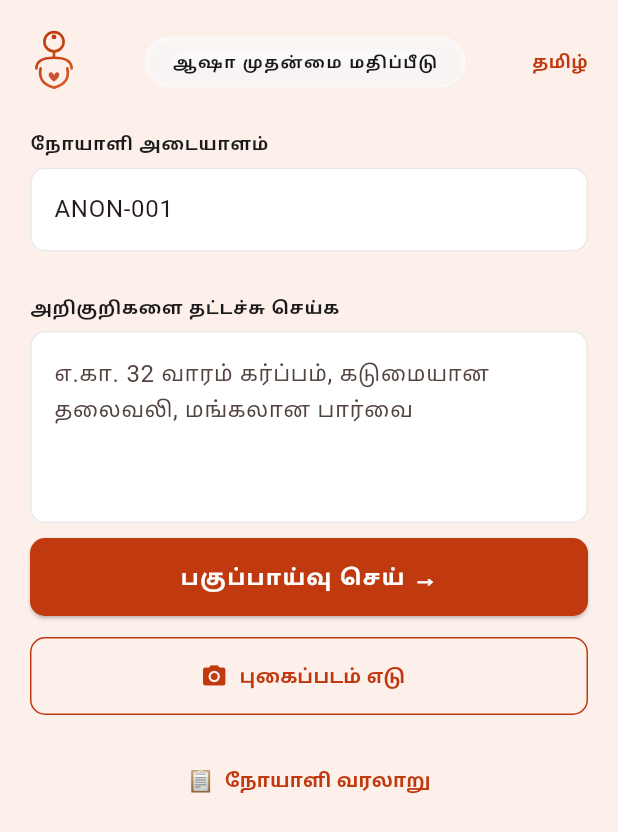
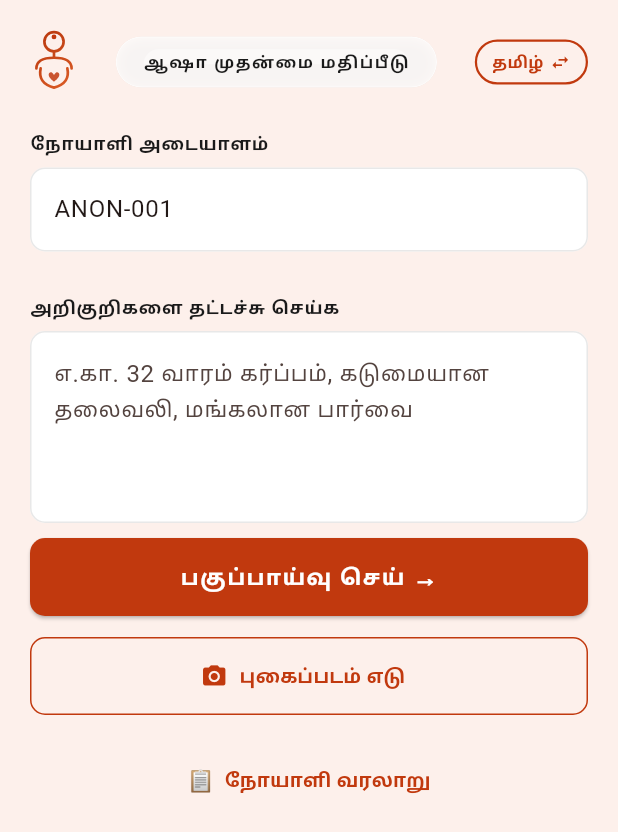
Before and after one commit to Srriramm/saheli, a Flutter app: the screen it shows after launch, after a tap on "தமிழ்", on a phone screen of 412 x 824 dp. Shown: the top 832 px of the screen. Run offline on Flutter 3.47's test engine with Material 3 defaults, Android fonts, the phone set to English and light mode, and no system bars; our stand-ins replace geolocator, image_picker, shared_preferences; network calls fail.

Commit message:
feat: add Hindi, remember language preference, fix language chip UI

```diff
--- /dev/null
+++ b/app_flutter/lib/core/prefs.dart
@@ -0,0 +1,13 @@
+import 'package:shared_preferences/shared_preferences.dart';
+
+const _kLang = 'saheli_language';
+
+Future<void> saveLanguage(String code) async {
+  final p = await SharedPreferences.getInstance();
+  await p.setString(_kLang, code);
+}
+
+Future<String?> loadLanguage() async {
+  final p = await SharedPreferences.getInstance();
+  return p.getString(_kLang);
+}
--- a/app_flutter/lib/core/strings.dart
+++ b/app_flutter/lib/core/strings.dart
@@ -175,14 +175,46 @@ class S {
     selectLanguage: 'ಭಾಷೆ ಆಯ್ಕೆಮಾಡಿ',
   );
 
+  static const _hi = S(
+    appBarTitle: 'आशा ट्रायज',
+    patientId: 'रोगी पहचान',
+    patientIdHint: 'उदा. PATIENT-001',
+    typeSymptoms: 'लक्षण लिखें',
+    typeSymptomsHint: 'उदा. 32 सप्ताह गर्भवती, तेज सिरदर्द, धुंधली दृष्टि',
+    analyseSymptoms: 'विश्लेषण करें →',
+    photographSymptoms: 'फ़ोटो लें',
+    viewPatientHistory: '📋  रोगी इतिहास',
+    analysingWithGemma: 'Gemma 4 से विश्लेषण…',
+    dangerSignsDetected: 'खतरे के लक्षण मिले',
+    warningSignsDetected: 'चेतावनी के लक्षण मिले',
+    normalContinueMonitoring: 'सामान्य — निगरानी जारी रखें',
+    aiAssessment: 'AI मूल्यांकन',
+    nextAction: 'अगला कदम',
+    whyThisResult: 'यह परिणाम क्यों?',
+    locationUsed: 'स्थान',
+    gpsLocationUsed: 'वर्तमान GPS स्थान उपयोग किया',
+    fallbackLocationUsed: 'डिफ़ॉल्ट स्थान उपयोग किया',
+    referNow: 'अभी अस्पताल भेजें',
+    continueMonitoring: 'सामान्य निगरानी जारी रखें',
+    dangerSignsFound: 'मिले लक्षण',
+    nearestReferralFacility: 'निकटतम अस्पताल',
+    transcript: 'पाठ',
+    call108: '📞  108 एम्बुलेंस कॉल करें',
+    newPatient: '+ नया रोगी',
+    history: '📋 इतिहास',
+    kmAway: 'किमी दूर',
+    cameraPermission: 'कैमरा अनुमति आवश्यक',
+    locationDisabled: 'स्थान सेवा बंद है',
+    describeSymptomsRequired: 'कृपया रोगी के लक्षण बताएं',
+    selectLanguage: 'भाषा चुनें',
+  );
+
   static S of(String? code) {
     switch (code) {
-      case 'ta':
-        return _ta;
-      case 'kn':
-        return _kn;
-      default:
-        return _en;
+      case 'ta': return _ta;
+      case 'kn': return _kn;
+      case 'hi': return _hi;
+      default:   return _en;
     }
   }
 }
--- a/app_flutter/lib/screens/language_screen.dart
+++ b/app_flutter/lib/screens/language_screen.dart
@@ -1,5 +1,6 @@
 import 'package:flutter/material.dart';
 import '../core/theme.dart';
+import '../core/prefs.dart';
 import '../widgets/saheli_logo.dart';
 
 class LanguageScreen extends StatelessWidget {
@@ -7,6 +8,7 @@ class LanguageScreen extends StatelessWidget {
 
   static const _languages = [
     {'code': 'ta', 'label': 'Tamil',   'native': 'தமிழ்'},
+    {'code': 'hi', 'label': 'Hindi',   'native': 'हिन्दी'},
     {'code': 'kn', 'label': 'Kannada', 'native': 'ಕನ್ನಡ'},
     {'code': 'en', 'label': 'English', 'native': 'English'},
   ];
@@ -37,7 +39,12 @@ class LanguageScreen extends StatelessWidget {
                   code:   lang['code']!,
                   label:  lang['label']!,
                   native: lang['native']!,
-                  onTap:  () => Navigator.pushReplacementNamed(context, '/triage', arguments: lang['code']),
+                  onTap:  () async {
+                    await saveLanguage(lang['code']!);
+                    if (context.mounted) {
+                      Navigator.pushReplacementNamed(context, '/triage', arguments: lang['code']);
+                    }
+                  },
                 ),
               )),
 
--- a/app_flutter/lib/screens/splash_screen.dart
+++ b/app_flutter/lib/screens/splash_screen.dart
@@ -1,5 +1,6 @@
 import 'package:flutter/material.dart';
 import '../core/theme.dart';
+import '../core/prefs.dart';
 import '../widgets/saheli_logo.dart';
 
 class SplashScreen extends StatefulWidget {
@@ -39,8 +40,15 @@ class _SplashScreenState extends State<SplashScreen> with TickerProviderStateMix
       )
     );
 
-    Future.delayed(const Duration(milliseconds: 2800), () {
-      if (mounted) Navigator.pushReplacementNamed(context, '/language');
+    Future.delayed(const Duration(milliseconds: 2800), () async {
+      if (!mounted) return;
+      final saved = await loadLanguage();
+      if (!mounted) return;
+      if (saved != null) {
+        Navigator.pushReplacementNamed(context, '/triage', arguments: saved);
+      } else {
+        Navigator.pushReplacementNamed(context, '/language');
+      }
     });
   }
 
--- a/app_flutter/lib/screens/triage_screen.dart
+++ b/app_flutter/lib/screens/triage_screen.dart
@@ -91,7 +91,7 @@ class _TriageScreenState extends State<TriageScreen> {
         .showSnackBar(SnackBar(content: Text(msg), backgroundColor: redColor));
   }
 
-  static const _langLabels = {'ta': 'தமிழ்', 'kn': 'ಕನ್ನಡ', 'en': 'English'};
+  static const _langLabels = {'ta': 'தமிழ்', 'hi': 'हिन्दी', 'kn': 'ಕನ್ನಡ', 'en': 'English'};
 
   @override
   Widget build(BuildContext context) {
@@ -118,11 +118,25 @@ class _TriageScreenState extends State<TriageScreen> {
                       GestureDetector(
                         onTap: () => Navigator.pushReplacementNamed(
                             context, '/language'),
-                        child: Text(_langLabels[_language] ?? _language ?? '',
-                            style: const TextStyle(
-                                fontSize: 13,
-                                color: brandColor,
-                                fontWeight: FontWeight.w700)),
+                        child: Container(
+                          padding: const EdgeInsets.symmetric(horizontal: 10, vertical: 5),
+                          decoration: BoxDecoration(
+                            border: Border.all(color: brandColor, width: 1.5),
+                            borderRadius: BorderRadius.circular(20),
+                          ),
+                          child: Row(
+                            mainAxisSize: MainAxisSize.min,
+                            children: [
+                              Text(_langLabels[_language] ?? _language ?? '',
+                                  style: const TextStyle(
+                                      fontSize: 12,
+                                      color: brandColor,
+                                      fontWeight: FontWeight.w700)),
+                              const SizedBox(width: 4),
+                              const Icon(Icons.swap_horiz, color: brandColor, size: 14),
+                            ],
+                          ),
+                        ),
                       ),
                     ],
                   ),
--- a/app_flutter/pubspec.yaml
+++ b/app_flutter/pubspec.yaml
@@ -13,6 +13,7 @@ dependencies:
   image_picker: ^1.1.2
   url_launcher: ^6.3.0
   geolocator: ^13.0.1
+  shared_preferences: ^2.3.0
 
 dev_dependencies:
   flutter_test:
```
Also changed, not shown: app_flutter/pubspec.lock.
